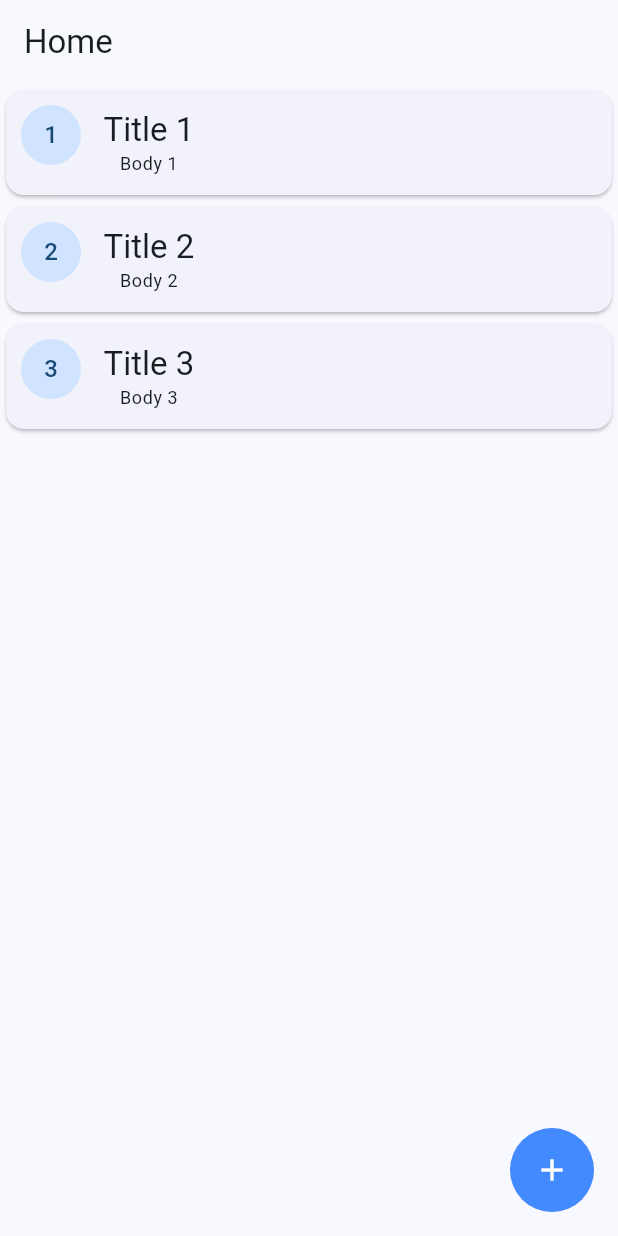
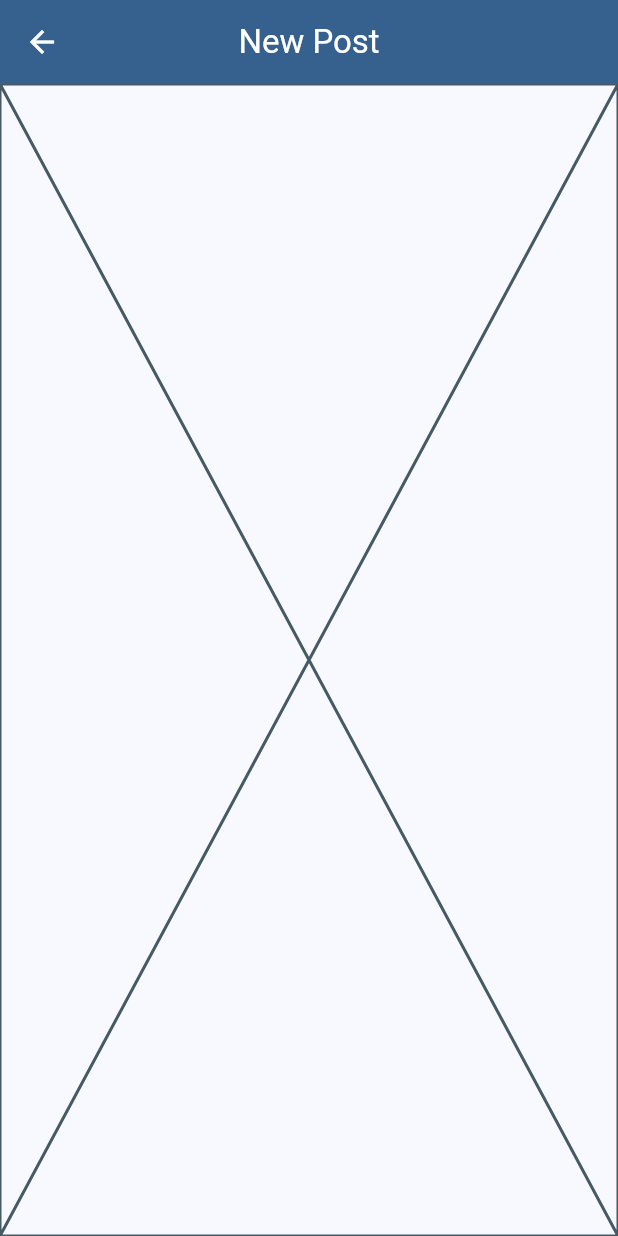
Before and after one commit to JuanManuelCarranzaTorrico/prueba_tec, a Flutter app: the screen it shows after launch, after a tap on the "add" icon, on a phone screen of 412 x 824 dp. Run offline on Flutter 3.47's test engine with Material 3 defaults, Android fonts, the phone set to English and light mode, and no system bars; our stand-ins replace go_router.

Commit message:
Adding go_router to the project

```diff
--- /dev/null
+++ b/lib/config/router/app_router.dart
@@ -0,0 +1,17 @@
+import 'package:go_router/go_router.dart';
+import 'package:prueba_tec/presentation/screens/screens.dart';
+
+// GoRouter configuration
+final appRouter = GoRouter(
+  initialLocation: '/',
+  routes: [
+    GoRoute(
+      path: '/',
+      builder: (context, state) => HomeScreen(),
+    ),
+    GoRoute(
+      path: '/new-post',
+      builder: (context, state) => NewPost(),
+    ),
+  ],
+);
--- a/lib/main.dart
+++ b/lib/main.dart
@@ -1,6 +1,6 @@
 import 'package:flutter/material.dart';
 import 'package:prueba_tec/config/app_theme.dart';
-import 'package:prueba_tec/presentation/screens/home/home_screen.dart';
+import 'package:prueba_tec/config/router/app_router.dart';
 
 void main() {
   runApp(const MainApp());
@@ -11,10 +11,10 @@ class MainApp extends StatelessWidget {
 
   @override
   Widget build(BuildContext context) {
-    return MaterialApp(
+    return MaterialApp.router(
+      routerConfig: appRouter,
       debugShowCheckedModeBanner: false,
       theme: AppTheme(selectedColor: 0).getTheme(),
-      home: HomeScreen(),
     );
   }
 }
--- a/lib/presentation/screens/home/home_screen.dart
+++ b/lib/presentation/screens/home/home_screen.dart
@@ -1,4 +1,5 @@
 import 'package:flutter/material.dart';
+import 'package:go_router/go_router.dart';
 import 'package:prueba_tec/config/menu/post_items.dart';
 
 class HomeScreen extends StatelessWidget {
@@ -6,6 +7,7 @@ class HomeScreen extends StatelessWidget {
 
   @override
   Widget build(BuildContext context) {
+    final colors = Theme.of(context).colorScheme;
     return Scaffold(
       appBar: AppBar(
         title: const Text('Home'),
@@ -13,9 +15,11 @@ class HomeScreen extends StatelessWidget {
       body: _HomeView(),
       floatingActionButton: ClipOval(
         child: FloatingActionButton(
-          onPressed: () {},
+          onPressed: () {
+            context.push('/new-post');
+          },
           child: const Icon(Icons.add , color: Colors.white,),
-          backgroundColor: Colors.blueAccent,
+          backgroundColor: colors.primary,
 
           ),
       ),
@@ -32,7 +36,11 @@ class _HomeView extends StatelessWidget {
       itemCount: postItems.length,
       itemBuilder: (context, index) {
         final menuItem = postItems[index];
-        return Card(
+        return GestureDetector(
+          onTap: () {
+
+          },
+          child: Card(
             child: Row(
               children: [
                 const SizedBox(width: 10),
@@ -52,6 +60,7 @@ class _HomeView extends StatelessWidget {
                 ),
               ],
             ),
+          ),
         );
       },
     );
--- /dev/null
+++ b/lib/presentation/screens/post/new_post.dart
@@ -0,0 +1,19 @@
+import 'package:flutter/material.dart';
+
+class NewPost extends StatelessWidget {
+  const NewPost({super.key});
+
+  @override
+  Widget build(BuildContext context) {
+    final colors = Theme.of(context).colorScheme;
+    return  Scaffold(
+      appBar: AppBar(
+        title: const Text('New Post'),
+        backgroundColor: colors.primary,
+        foregroundColor: Colors.white,
+        centerTitle: true,
+      ),
+      body: Placeholder()
+    );
+  }
+}
--- /dev/null
+++ b/lib/presentation/screens/screens.dart
@@ -0,0 +1,2 @@
+export 'package:prueba_tec/presentation/screens/home/home_screen.dart';
+export 'package:prueba_tec/presentation/screens/post/new_post.dart';
--- a/pubspec.yaml
+++ b/pubspec.yaml
@@ -9,11 +9,12 @@ environment:
 dependencies:
   flutter:
     sdk: flutter
+  go_router: ^14.2.3
 
 dev_dependencies:
+  flutter_lints: ^2.0.0
   flutter_test:
     sdk: flutter
-  flutter_lints: ^2.0.0
 
 flutter:
   uses-material-design: true
```
Also changed, not shown: pubspec.lock. Lines whose indentation alone changed are shown as unchanged.
